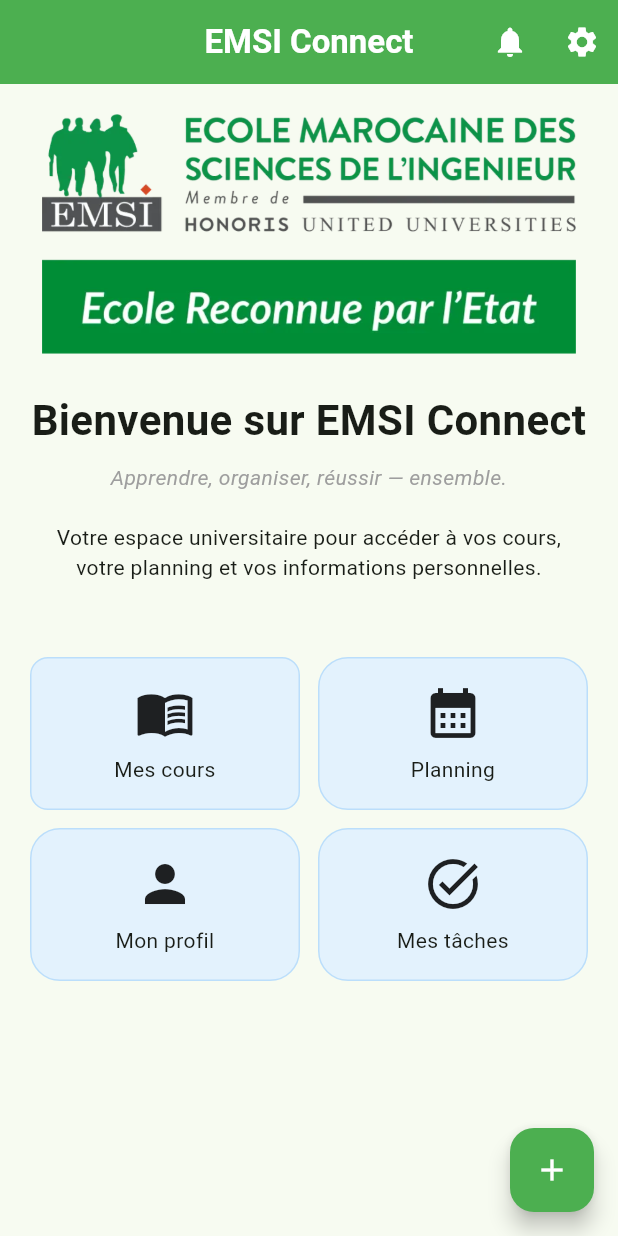
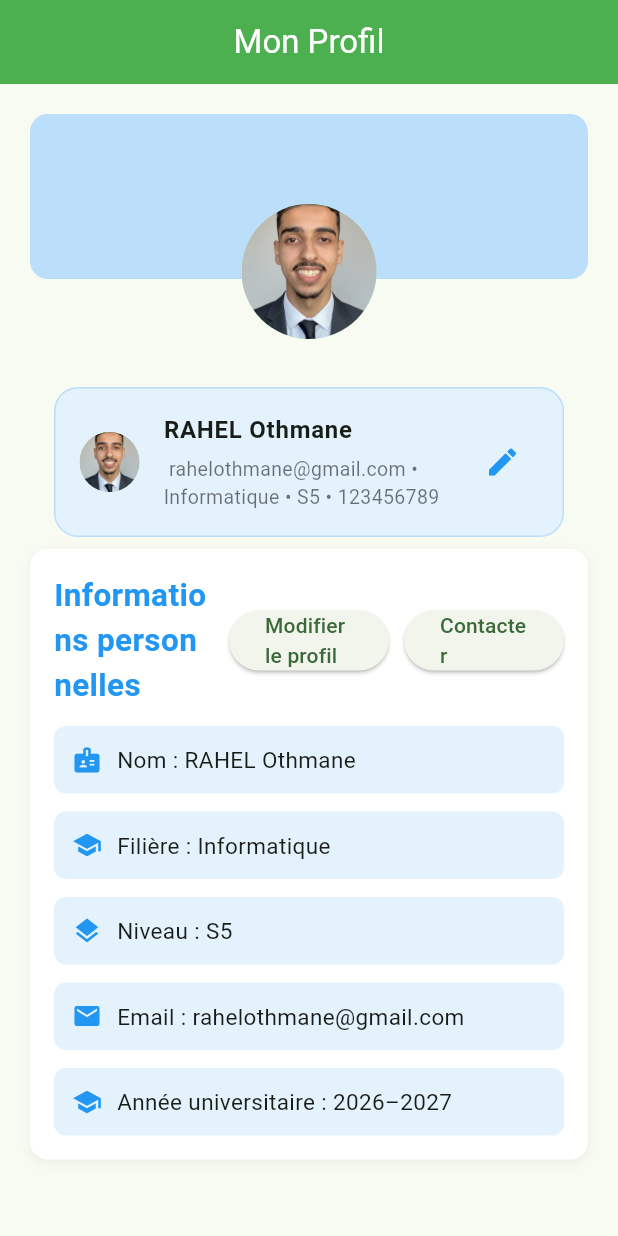
Before and after one commit to OthmaneRahel/emsi-connect-flutter, a Flutter app: the screen it shows after launch, on a phone screen of 412 x 824 dp. Run offline on Flutter 3.47's test engine with Material 3 defaults, Android fonts, the phone set to English and light mode, and no system bars.

Commit message:
TP2 – Mise en page et écran Profil

```diff
--- a/lib/main.dart
+++ b/lib/main.dart
@@ -22,7 +22,7 @@ class MyApp extends StatelessWidget {
         ),
       ),
       debugShowCheckedModeBanner: false,
-      home: const HomePage(),
+      home: const ProfilePage(),
     );
   }
 }
--- a/lib/screens/home_page.dart
+++ b/lib/screens/home_page.dart
@@ -75,60 +75,13 @@ class HomePage extends StatelessWidget{
 
                 const SizedBox(height: 50),
 
-                // Row(
-                //     mainAxisAlignment: MainAxisAlignment.spaceEvenly,
-                //     children: [
-                //         Container(
-                //         child: Column(
-                //             children: [
-                //             Icon(Icons.menu_book, size: 40),
-                //             Text('Mes cours'),
-                //             ],
-                //         ),
-                //         ),
-                //         Container(
-                //         child: Column(
-                //             children: [
-                //             Icon(Icons.calendar_month, size: 40),
-                //             Text('Planning'),
-                //             ],
-                //         ),
-                //         ),
-                //     ],
-                // ),
-
-                // const SizedBox(height: 20),
-
-                // Row(
-                // mainAxisAlignment: MainAxisAlignment.spaceEvenly,
-                // children: [
-                //     Container(
-                //     child: Column(
-                //         children: [
-                //         Icon(Icons.person, size: 40),
-                //         Text('Mon profil'),
-                //         ],
-                //     ),
-                //     ),
-                //     Container(
-                //     child: Column(
-                //         children: [
-                //         Icon(Icons.task_alt, size: 40),
-                //         Text('Mes tâches'),
-                //         ],
-                //     ),
-                //     ),
-                // ],
-                // ),
-
-
                 Row(
                 children: [
                     Expanded(
                     child: Container(
                         padding: const EdgeInsets.all(16),
                         decoration: BoxDecoration(
-                        color: Colors.blue.shade50,
+                        color: const Color.fromARGB(255, 138, 206, 255),
                         borderRadius: BorderRadius.circular(12),
                         border: Border.all(
                             color: Colors.blue.shade100,
@@ -149,11 +102,12 @@ class HomePage extends StatelessWidget{
 
                     const SizedBox(width: 12),
 
-                    Expanded(
+                    Flexible(
+                    fit: FlexFit.tight,
                     child: Container(
                         padding: const EdgeInsets.all(16),
                         decoration: BoxDecoration(
-                        color: Colors.blue.shade50,
+                        color: const Color.fromARGB(255, 138, 206, 255),
                         borderRadius: BorderRadius.circular(20),
                         border: Border.all(
                             color: Colors.blue.shade100,
@@ -183,7 +137,7 @@ class HomePage extends StatelessWidget{
                     child: Container(
                         padding: const EdgeInsets.all(16),
                         decoration: BoxDecoration(
-                        color: Colors.blue.shade50,
+                        color: const Color.fromARGB(255, 138, 206, 255),
                         borderRadius: BorderRadius.circular(20),
                         border: Border.all(
                             color: Colors.blue.shade100,
@@ -208,7 +162,7 @@ class HomePage extends StatelessWidget{
                     child: Container(
                         padding: const EdgeInsets.all(16),
                         decoration: BoxDecoration(
-                          color: Colors.blue.shade50,
+                          color: const Color.fromARGB(255, 138, 206, 255),
                           borderRadius: BorderRadius.circular(20),
                           border: Border.all(
                               color: Colors.blue.shade100,
--- /dev/null
+++ b/lib/screens/profile_page.dart
@@ -0,0 +1,272 @@
+import 'package:flutter/material.dart';
+
+void main() {
+  runApp(const MaterialApp(home: ProfilePage()));
+}
+
+class ProfilePage extends StatelessWidget {
+  const ProfilePage({super.key});
+
+  @override
+  Widget build(BuildContext context) {
+    return Scaffold(
+      appBar: AppBar(
+        title: const Text(
+          'Mon Profil',
+          style: TextStyle(color: Colors.white),
+        ),
+        centerTitle: true,
+        backgroundColor: Colors.green,
+        // actions: [
+        //   IconButton(
+        //     icon: const Icon(
+        //       Icons.notifications,
+        //       color: Colors.white,
+        //     ),
+        //     tooltip: 'Notifications',
+        //     onPressed: () {
+        //       debugPrint('Notifications consultées');
+        //     },
+        //   ),
+        // ],
+      ),
+      body: SingleChildScrollView(
+        child: Padding(
+            padding: const EdgeInsets.all(20),
+            child: Column(
+            crossAxisAlignment: CrossAxisAlignment.stretch,
+            children: [
+              // 🔵 Stack en haut de la page : fond bleu clair + avatar centré
+              SizedBox(
+                height: 150,
+                child: Stack(
+                  children: [
+                    Container(
+                      height: 110,
+                      decoration: BoxDecoration(
+                        color: Colors.blue.shade100,
+                        borderRadius: BorderRadius.circular(12),
+                      ),
+                    ),
+                    Positioned(
+                      bottom: 0,
+                      left: 0,
+                      right: 0,
+                      child: Center(
+                        child: CircleAvatar(
+                          radius: 45,
+                          backgroundImage: AssetImage('assets/images/mon_image.jpeg'),
+                        ),
+                      ),
+                    )
+                  ]
+                )),
+
+
+              const SizedBox(height: 24), // espace sous le bandeau
+
+              Container(
+                margin: const EdgeInsets.symmetric(horizontal: 16, vertical: 8),
+                decoration: BoxDecoration(
+                  color: Colors.blue.shade50,
+                  borderRadius: BorderRadius.circular(16),
+                  border: Border.all(color: Colors.blue.shade100),
+                ),
+                child: ListTile(
+                  contentPadding: const EdgeInsets.symmetric(horizontal: 16, vertical: 8),
+                  leading: CircleAvatar(
+                    backgroundImage: AssetImage('assets/images/mon_image.jpeg'),
+                    // child: const Icon(Icons.person, color: Colors.blue),
+                  ),
+                  title: const Text(
+                    'RAHEL Othmane',
+                    style: TextStyle(
+                      fontWeight: FontWeight.bold,
+                      fontSize: 16,
+                    ),
+                  ),
+                  subtitle: const Padding(
+                    padding: EdgeInsets.only(top: 4),
+                    child: Text(
+                      ' rahelothmane@gmail.com • Informatique • S5 • 123456789',
+                      style: TextStyle(
+                        fontSize: 13,
+                        color: Colors.black54,
+                      ),
+                    ),
+                  ),
+                  trailing: IconButton(
+                    icon: const Icon(Icons.edit, color: Colors.blue),
+                    onPressed: () {
+                      debugPrint('Modifier le profil');
+                    },
+                  ),
+                  shape: RoundedRectangleBorder(
+                    borderRadius: BorderRadius.circular(16),
+                  ),
+                ),
+              ),
+
+              Container(
+                padding: const EdgeInsets.all(16),
+                decoration: BoxDecoration(
+                  color: Colors.white,
+                  borderRadius: BorderRadius.circular(12),
+                  boxShadow: [
+                    BoxShadow(
+                      color: Colors.black.withOpacity(0.05),
+                      blurRadius: 6,
+                      offset: const Offset(0, 2),
+                    ),
+                  ],
+                ),
+                child: Column(
+                  crossAxisAlignment: CrossAxisAlignment.start,
+                  children: [
+                    // Nom
+                    Row(
+                      mainAxisAlignment: MainAxisAlignment.spaceBetween,
+                      children: [
+                        Expanded(
+                          child: Text(
+                          'Informations personnelles',
+                          style: TextStyle(
+                            fontSize: 21,
+                            fontWeight: FontWeight.bold,
+                            color: Colors.blue,
+                          ),
+                        ),
+                        ),
+                        SizedBox(width: 10),
+                        Expanded(
+                          child: ElevatedButton(
+                            onPressed: () {
+                              debugPrint('Modifier le profil');
+                            },
+                            child: Text('Modifier le profil'),
+                          ),
+                        ),
+                        SizedBox(width: 10),
+                        Expanded(
+                          child: ElevatedButton(
+                            onPressed: () {
+                              debugPrint('Contactez moi');
+                            },
+                            child: Text('Contacter'),
+                          ),
+                        ),
+                      ],
+                    ),
+
+                    const SizedBox(height: 12),
+                    Container(
+                      padding: const EdgeInsets.all(12),
+                      decoration: BoxDecoration(
+                        color: Colors.blue.shade50,
+                        borderRadius: BorderRadius.circular(8),
+                      ),
+                      child: Row(
+                        children: const [
+                          Icon(Icons.badge, size: 20, color: Colors.blue),
+                          SizedBox(width: 10),
+                          Text(
+                            'Nom : RAHEL Othmane',
+                            style: TextStyle(fontSize: 15),
+                          ),
+                        ],
+                      ),
+                    ),
+                    const SizedBox(height: 12),
+
+                    // Filière
+                    Container(
+                      padding: const EdgeInsets.all(12),
+                      decoration: BoxDecoration(
+                        color: Colors.blue.shade50,
+                        borderRadius: BorderRadius.circular(8),
+                      ),
+                      child: Row(
+                        children: const [
+                          Icon(Icons.school, size: 20, color: Colors.blue),
+                          SizedBox(width: 10),
+                          Text(
+                            'Filière : Informatique',
+                            style: TextStyle(fontSize: 15),
+                          ),
+                        ],
+                      ),
+                    ),
+                    const SizedBox(height: 12),
+
+                    // Niveau
+                    Container(
+                      padding: const EdgeInsets.all(12),
+                      decoration: BoxDecoration(
+                        color: Colors.blue.shade50,
+                        borderRadius: BorderRadius.circular(8),
+                      ),
+                      child: Row(
+                        children: const [
+                          Icon(Icons.layers, size: 20, color: Colors.blue),
+                          SizedBox(width: 10),
+                          Text(
+                            'Niveau : S5',
+                            style: TextStyle(fontSize: 15),
+                          ),
+                        ],
+                      ),
+                    ),
+                    const SizedBox(height: 12),
+
+                    // Email
+                    Container(
+                      padding: const EdgeInsets.all(12),
+                      decoration: BoxDecoration(
+                        color: Colors.blue.shade50,
+                        borderRadius: BorderRadius.circular(8),
+                      ),
+                      child: Row(
+                        children: const [
+                          Icon(Icons.email, size: 20, color: Colors.blue),
+                          SizedBox(width: 10),
+                          Text(
+                            'Email : rahelothmane@gmail.com',
+                            style: TextStyle(fontSize: 15),
+                          ),
+                        ],
+                      ),
+                    ),
+
+                    const SizedBox(height: 12),
+
+                    Container(
+                      padding: const EdgeInsets.all(12),
+                      decoration: BoxDecoration(
+                        color: Colors.blue.shade50,
+                        borderRadius: BorderRadius.circular(8),
+                      ),
+                      child: Row(
+                        children: const [
+
+                          Icon(Icons.school, size: 20, color: Colors.blue),
+                          SizedBox(width: 10),
+                          Text(
+                            'Année universitaire : 2026–2027',
+                            style: TextStyle(fontSize: 15),
+                          ),
+                        ],
+                      ),
+                    ),
+
+
+
+
+                  ],
+                ),
+              ),
+            ],
+          ),
+        ),
+      ));
+  }
+}
```
